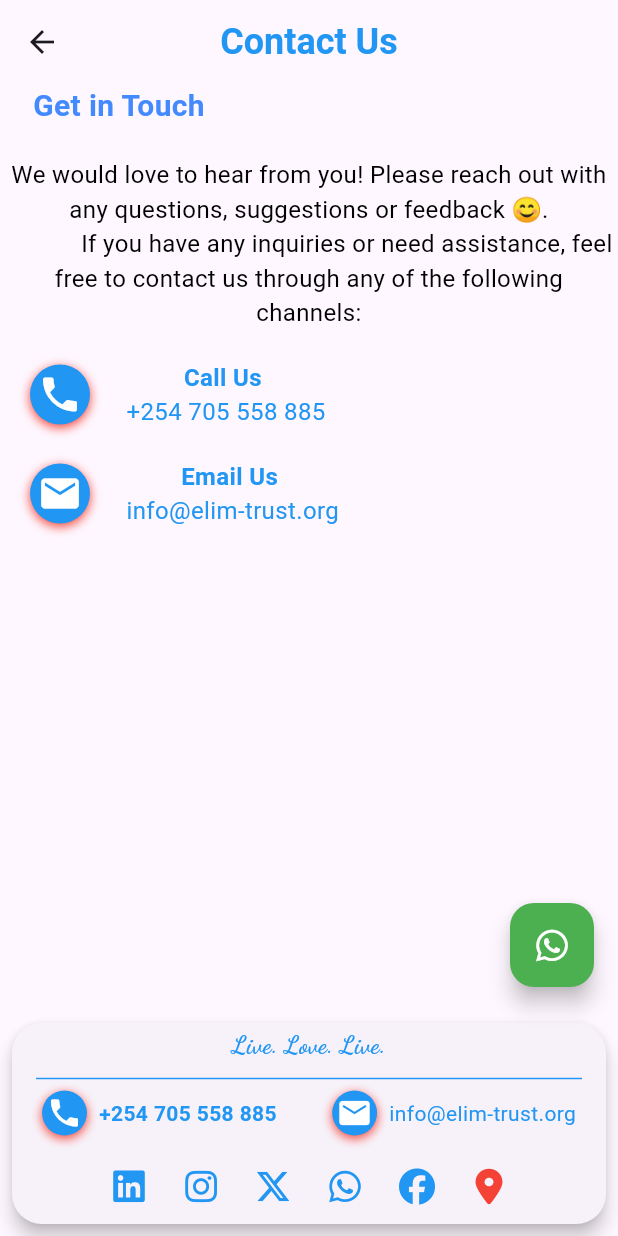
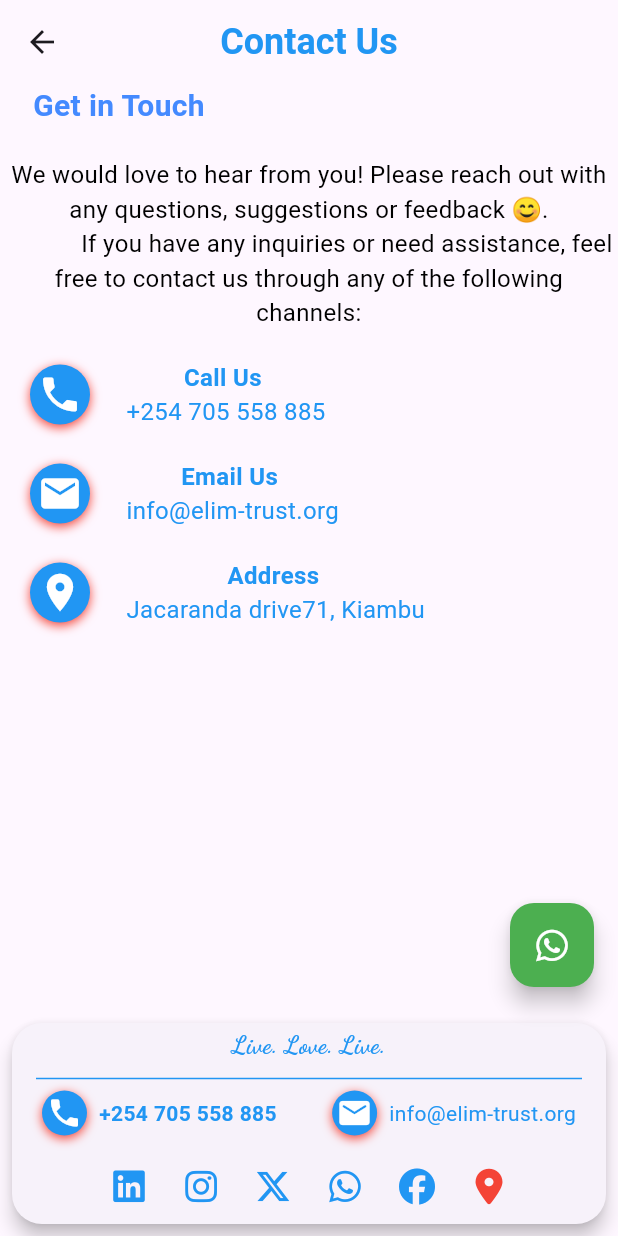
Before and after one commit to Yvonne-Wanja-1/appy, a Flutter app: the ContactPage screen opened by its route, on a phone screen of 412 x 824 dp. Run offline on Flutter 3.47's test engine with Material 3 defaults, Android fonts, the phone set to English and light mode, and no system bars; our stand-ins replace animated_text_kit, curved_navigation_bar, font_awesome_flutter, google_fonts, image_cropper, image_picker and 2 more.

Commit message:
made some changes to contact page

```diff
--- a/appy/lib/pages/pages/contact.dart
+++ b/appy/lib/pages/pages/contact.dart
@@ -146,6 +146,58 @@ SizedBox(height: 20), // Spacing between rows
                   ),
                 ],
               ),
+              const SizedBox(height: 20),
+               Row(
+                //mainAxisAlignment: MainAxisAlignment.spaceBetween, // Uncommented this line
+                children:  [
+                  Padding(
+                    padding: const EdgeInsets.only(left: 20, right: 20),
+                    child: Container(
+                      height: 40, // Adjusted height for better appearance
+                      width: 40, // Adjusted width for better appearance
+
+                                 //border radius:
+                    decoration: BoxDecoration(
+                      color: Colors.blue,
+                      borderRadius: BorderRadius.circular(20),
+                      boxShadow: const [
+                        BoxShadow(
+                          color: Colors.red,
+                          blurRadius: 5.0,
+                          offset: Offset(0, 2),
+                        ),
+                      ],
+                    ),
+
+                                 child: Icon(Icons.location_on, color: Colors.white, size: 30),
+                    ),
+                  ),
+
+                  Column(
+                    children: [
+                      Padding(
+                        padding: const EdgeInsets.only(left: 1.0),
+                        child: const Text(
+                          'Address',
+                          style: TextStyle(
+                            fontSize: 16,
+                            color: Colors.blue,
+                            fontWeight: FontWeight.bold,
+                          ),
+                        ),
+                      ),
+                      const Text(
+                        ' Jacaranda drive71, Kiambu',
+                        style: TextStyle(
+                          fontSize: 16,
+                          color: Colors.blue,
+                        ),
+                      ),
+                    ],
+                  ),
+                ],
+              ),
+              const SizedBox(height: 20),
 
           ],
          ),
```
